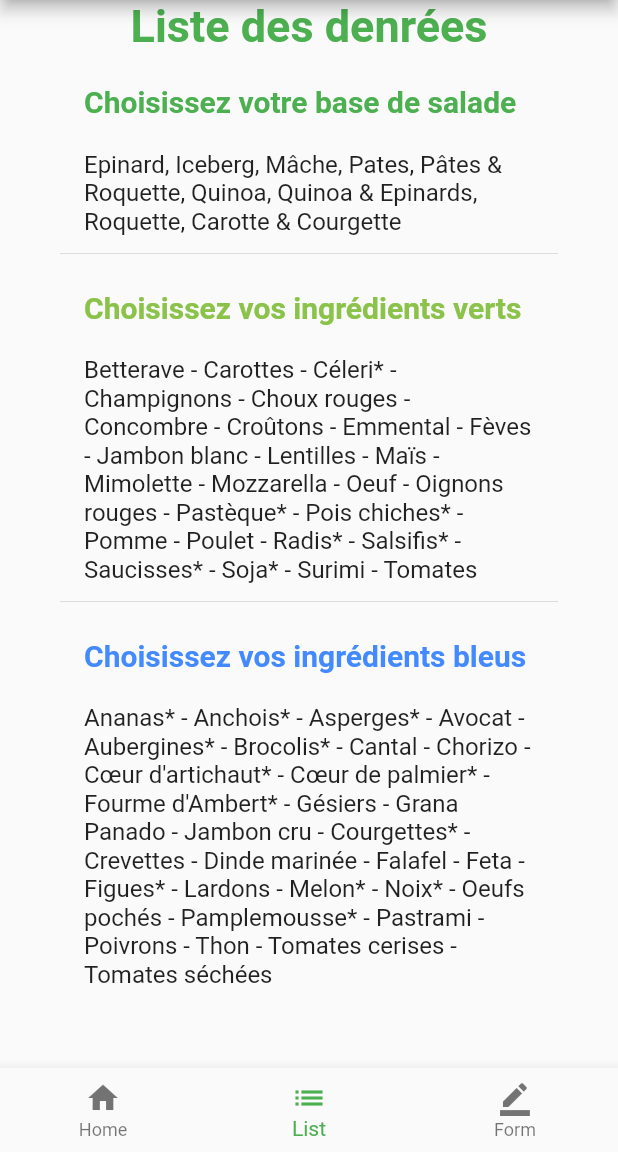
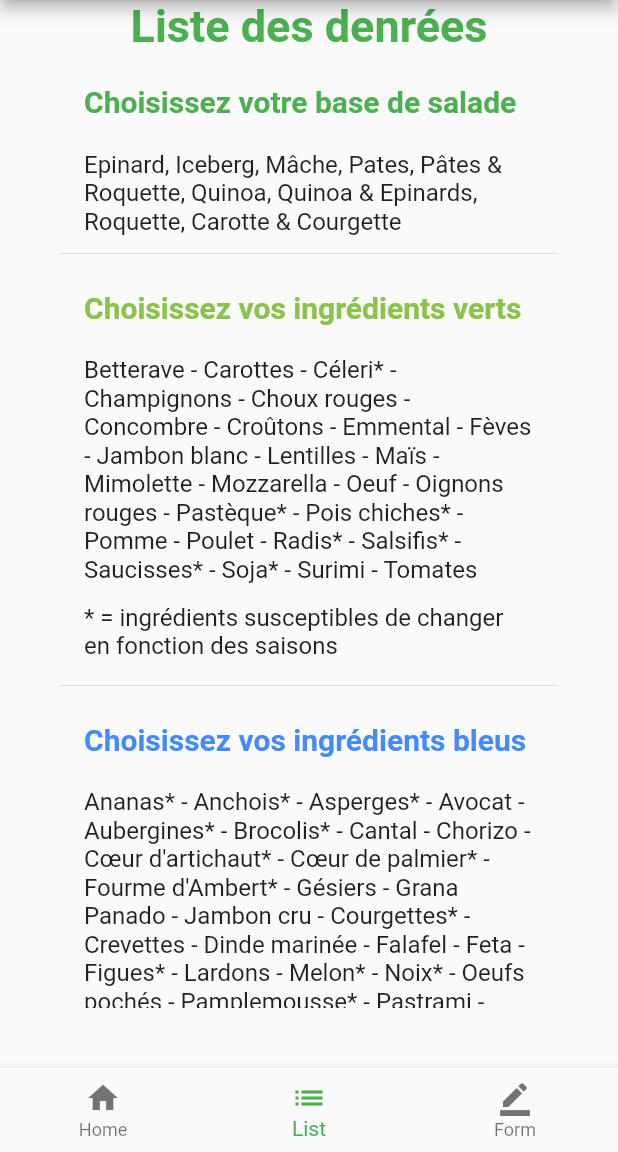
Before and after one commit to FlorentVigot/MangooAPP, a Flutter app: the screen it shows after launch, item 2 of the bottom bar chosen, on a phone screen of 412 x 824 dp, the part 84-1236 px from its top. Run offline on Flutter 3.47's test engine with Material 2 defaults, Android fonts, the phone set to English and light mode, and no system bars; network calls fail.

Commit message:
add image for HomePage and modify some text

```diff
--- a/lib/pages/formulaire.dart
+++ b/lib/pages/formulaire.dart
@@ -77,7 +77,7 @@ class MangooForms extends StatelessWidget {
           TextFormField(
             decoration: const InputDecoration(
                 icon: Icon(Icons.add_circle),
-                labelText: 'Ajouter vos Ingrédients vert:'
+                labelText: 'Ajouter vos Ingrédients verts:'
             ),
             // The validator receives the text that the user has entered.
             validator: (value) {
--- a/lib/pages/list.dart
+++ b/lib/pages/list.dart
@@ -52,6 +52,9 @@ class _ListScreenState extends State<ListScreen> {
                     ListTile(
                       title: Text('Betterave - Carottes - Céleri* - Champignons - Choux rouges - Concombre - Croûtons - Emmental - Fèves - Jambon blanc - Lentilles - Maïs - Mimolette - Mozzarella - Oeuf - Oignons rouges - Pastèque* - Pois chiches* - Pomme - Poulet - Radis* - Salsifis* - Saucisses* - Soja* - Surimi - Tomates'),
                     ),
+                    ListTile(
+                      title: Text('* = ingrédients susceptibles de changer en fonction des saisons'),
+                    ),
                     const Divider(),ListTile(
                         title: Text('Choisissez vos ingrédients bleus',
                           style: TextStyle(
@@ -102,7 +105,7 @@ class _ListScreenState extends State<ListScreen> {
                       ),),
                     ),
                     ListTile(
-                      title: Text('MANGUE - ananas - KIWi - fraise  melon - figues - pastèque - pomme - orange - pamplemouss - SALADES DE FRUITS'),
+                      title: Text('Mangue - Ananas - Kiwi - Fraise - Melon - Figues - Pastèque - Pomme - Orange - Pamplemousse - Salades de fruits'),
                     ),
                     ListTile(
                       title: Text('Les Frais',
@@ -113,7 +116,7 @@ class _ListScreenState extends State<ListScreen> {
                         ),),
                     ),
                     ListTile(
-                      title: Text('Yaourt grec :framboise - mangue - crème de marron - poire spéculoos - miel noix pommesPANnA COTTA :framboise - coco banane - café'),
+                      title: Text('Yaourt grec :framboise - mangue - crème de marron - poire spéculoos - miel noix pommes . Panna Cotta :framboise - coco - banane - café'),
                     ),ListTile(
                       title: Text('Les Gourmands',
                         style: TextStyle(
@@ -123,7 +126,7 @@ class _ListScreenState extends State<ListScreen> {
                         ),),
                     ),
                     ListTile(
-                      title: Text('CRUMBLE FRUITS ROUGEs - FONDANT AU CHOCOLATbrownie & crème anglaise - petits cannelésriz au lait & confiture de lait   '),
+                      title: Text('Crumble fruits rouges - Fondant au chocolats - Brownie & Crème anglaise - Petits cannelés - Riz au lait & confiture de lait   '),
                     ),
 
 
```
Also changed, not shown: lib/pages/home.dart (+5 -5 lines).
